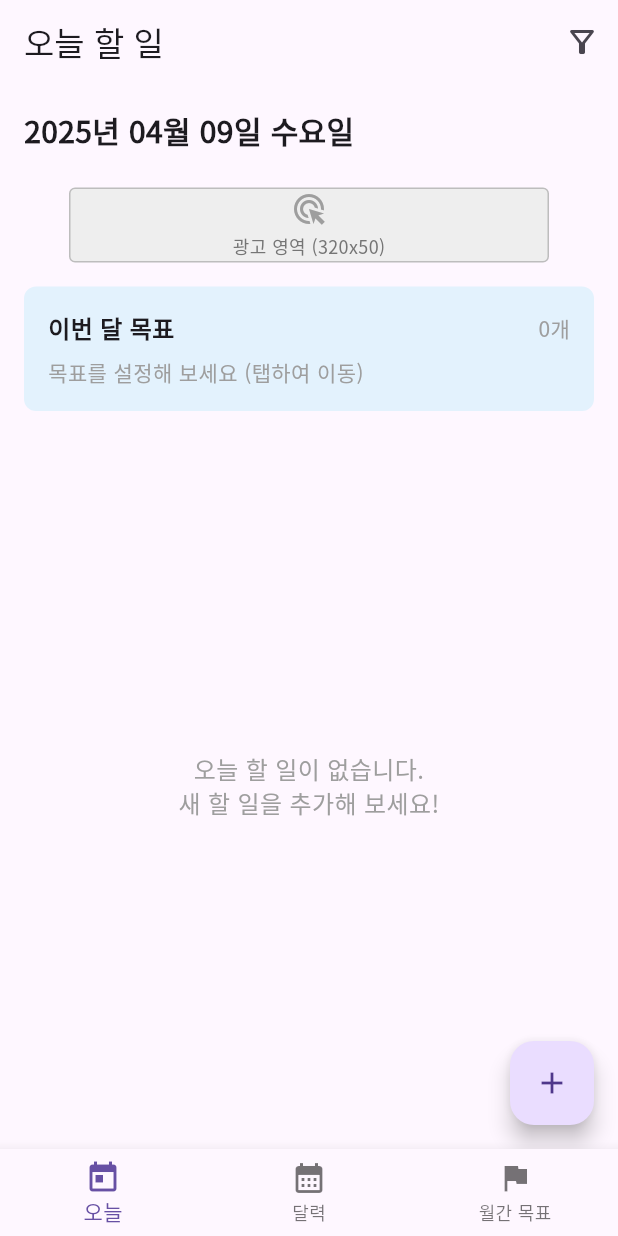
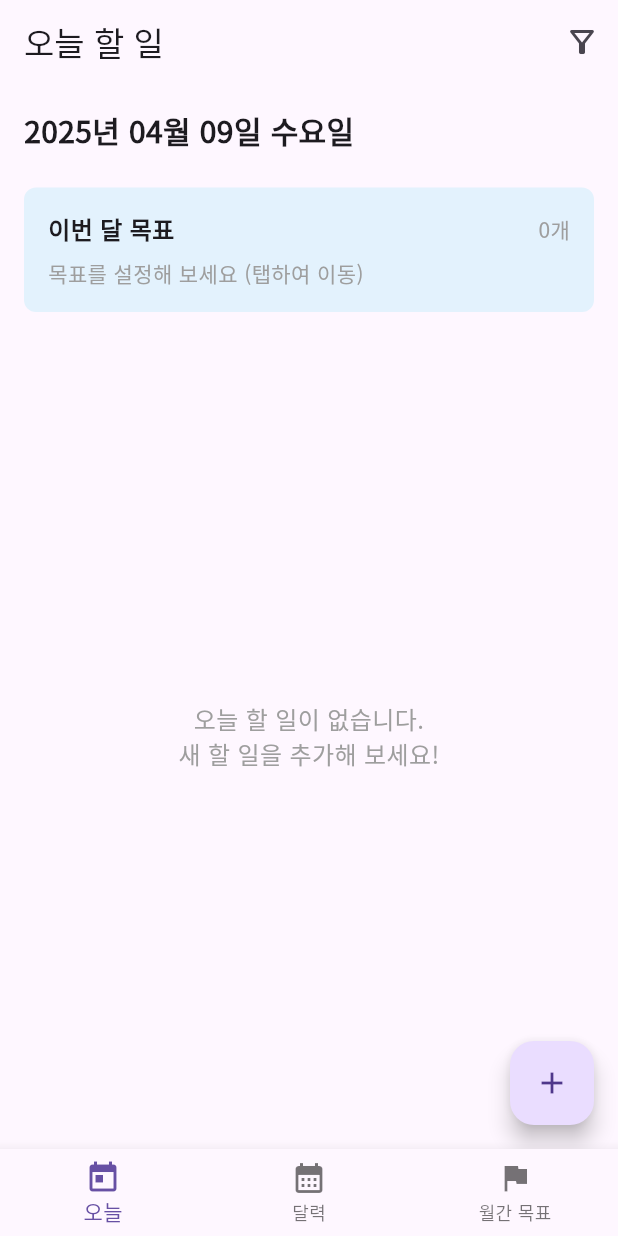
Before and after one commit to WonCharles/simple_todo, a Flutter app: the screen it shows after launch, on a phone screen of 412 x 824 dp. Run offline on Flutter 3.47's test engine with Material 3 defaults, Android fonts, the phone set to English and light mode, and no system bars; our stand-ins replace flutter_slidable, shared_preferences.

Commit message:
Remove ad banner from TodayScreen

```diff
--- a/lib/screens/today_screen.dart
+++ b/lib/screens/today_screen.dart
@@ -4,7 +4,6 @@ import 'package:intl/intl.dart';
 import '../providers/todo_provider.dart';
 import '../providers/monthly_goal_provider.dart';
 import '../widgets/todo_item.dart';
-import '../widgets/ad_banner_placeholder.dart';
 
 class TodayScreen extends StatelessWidget {
   const TodayScreen({Key? key}) : super(key: key);
@@ -46,9 +45,6 @@ class TodayScreen extends StatelessWidget {
             children: [
               // 현재 날짜 표시
               _buildDateHeader(),
-
-              // 배너 광고 추가
-              const Center(child: AdBannerPlaceholder()),
 
               // 이번 달 목표 미리보기
               _buildMonthlyGoalPreview(context, goalProvider),
```
